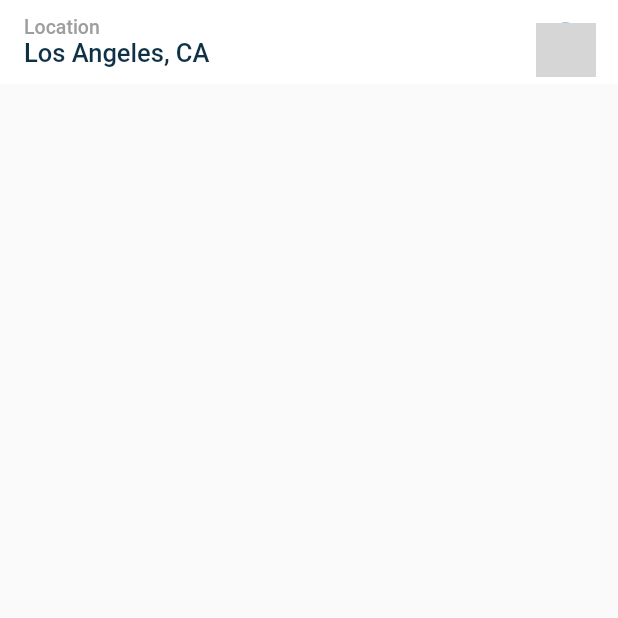
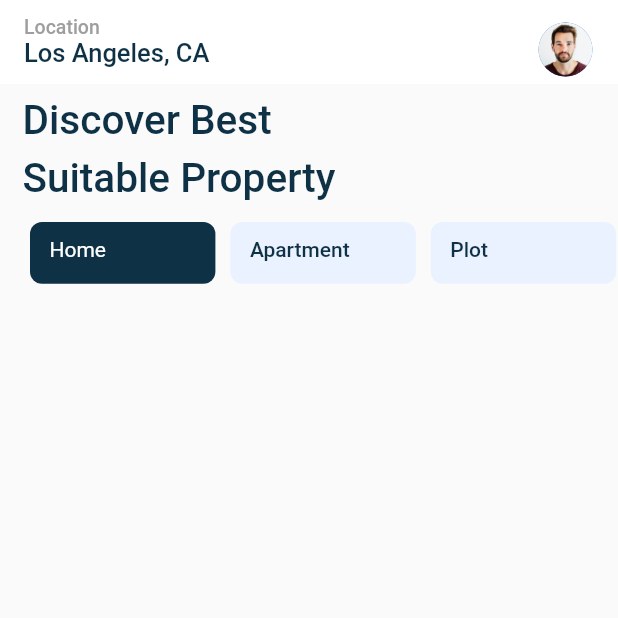
Before and after one commit to hamzar98980/Flutter-property-app, a Flutter app: the Property screen opened directly, on a phone screen of 412 x 824 dp, the top half of it. Run offline on Flutter 3.47's test engine with Material 2 defaults, Android fonts, the light colour scheme and no system bars; missing offline and left inert: dart:ffi; grey boxes are pictures that could not be loaded.

Commit message:
property page

```diff
--- a/lib/components/alert.dart
+++ b/lib/components/alert.dart
@@ -64,3 +64,64 @@ class Txtfield extends StatelessWidget {
     );
   }
 }
+
+class Sections extends StatelessWidget {
+  const Sections({super.key});
+
+  @override
+  Widget build(BuildContext context) {
+    List sections = [
+      'Home',
+      'Apartment',
+      'Plot',
+      'Floor',
+      'Banglows',
+    ];
+    return SingleChildScrollView(
+      scrollDirection: Axis.horizontal,
+      child: Row(
+        children: [
+          Padding(
+            padding: const EdgeInsets.fromLTRB(20, 8, 8, 5),
+            child: Container(
+              width: MediaQuery.of(context).size.width * 1,
+              height: MediaQuery.of(context).size.height * 0.05,
+              child: ListView.builder(
+                scrollDirection: Axis.horizontal,
+                itemCount: sections.length,
+                itemBuilder: (context, i) {
+                  return Row(
+                    mainAxisAlignment: MainAxisAlignment.spaceEvenly,
+                    children: [
+                      Container(
+                        padding: EdgeInsets.fromLTRB(13, 10, 0, 0),
+                        width: MediaQuery.of(context).size.width * 0.3,
+                        height: MediaQuery.of(context).size.height * 0.05,
+                        decoration: BoxDecoration(
+                            color: (sections[i] == "Home")
+                                ? Color(colorconst.primarycolor)
+                                : Color(colorconst.boxfill),
+                            borderRadius: BorderRadius.circular(8)),
+                        child: Text(
+                          sections[i],
+                          style: (sections[i] == 'Home')
+                              ? TextStyle(color: Colors.white)
+                              : TextStyle(
+                                  fontWeight: FontWeight.w500,
+                                  color: Color(colorconst.primarycolor)),
+                        ),
+                      ),
+                      SizedBox(
+                        width: 10,
+                      )
+                    ],
+                  );
+                },
+              ),
+            ),
+          )
+        ],
+      ),
+    );
+  }
+}
--- a/lib/screens/property.dart
+++ b/lib/screens/property.dart
@@ -1,6 +1,10 @@
+import 'dart:ffi';
+
 import 'package:flutter/material.dart';
 import 'package:proj/utils/colors_comp.dart';
 import 'package:proj/utils/text_comp.dart';
+
+import '../components/alert.dart';
 
 class Property extends StatelessWidget {
   const Property({super.key});
@@ -34,24 +38,44 @@ class Property extends StatelessWidget {
           Padding(
             padding: EdgeInsets.fromLTRB(15, 15, 15, 5),
             child: CircleAvatar(
-                backgroundImage: NetworkImage(
-                    "https://img.freepik.com/free-photo/portrait-white-man-isolated_53876-40306.jpg")),
+                backgroundImage: AssetImage("assets/Images/user4.jpg")),
           ),
         ],
       ),
       body: Container(
         child: Column(
-            // children: [
-            // Row(
-            //   children: [
-            //     Text(
-            //       "data",
-            //       style: TextStyle(fontSize: 20),
-            //     )
-            //   ],
-            // )
-            // ],
+          children: [
+            Row(
+              children: [
+                Padding(
+                  padding: const EdgeInsets.fromLTRB(15, 8, 8, 5),
+                  child: Text(
+                    Text_comp.discover,
+                    style: TextStyle(
+                        fontWeight: FontWeight.w500,
+                        fontSize: 27,
+                        color: Color(colorconst.primarycolor)),
+                  ),
+                ),
+              ],
             ),
+            Row(
+              children: [
+                Padding(
+                  padding: const EdgeInsets.fromLTRB(15, 2, 8, 5),
+                  child: Text(
+                    Text_comp.sutable,
+                    style: TextStyle(
+                        fontWeight: FontWeight.w500,
+                        fontSize: 27,
+                        color: Color(colorconst.primarycolor)),
+                  ),
+                ),
+              ],
+            ),
+            Sections(),
+          ],
+        ),
       ),
     );
   }
--- a/lib/utils/colors_comp.dart
+++ b/lib/utils/colors_comp.dart
@@ -1,4 +1,5 @@
 class colorconst {
   static int primarycolor = 0xFF0E3146;
   static int textfilld = 0xFFF8F6F6;
+  static int boxfill = 0xFFEAF1FF;
 }
--- a/lib/utils/text_comp.dart
+++ b/lib/utils/text_comp.dart
@@ -11,4 +11,6 @@ class Text_comp {
   static String signin = "Sign in";
   static String locat = "Location";
   static String locat2 = "Los Angeles, CA";
+  static String discover = "Discover Best";
+  static String sutable = "Suitable Property";
 }
```
Also changed, not shown: assets/Images/user4.jpg (added).
